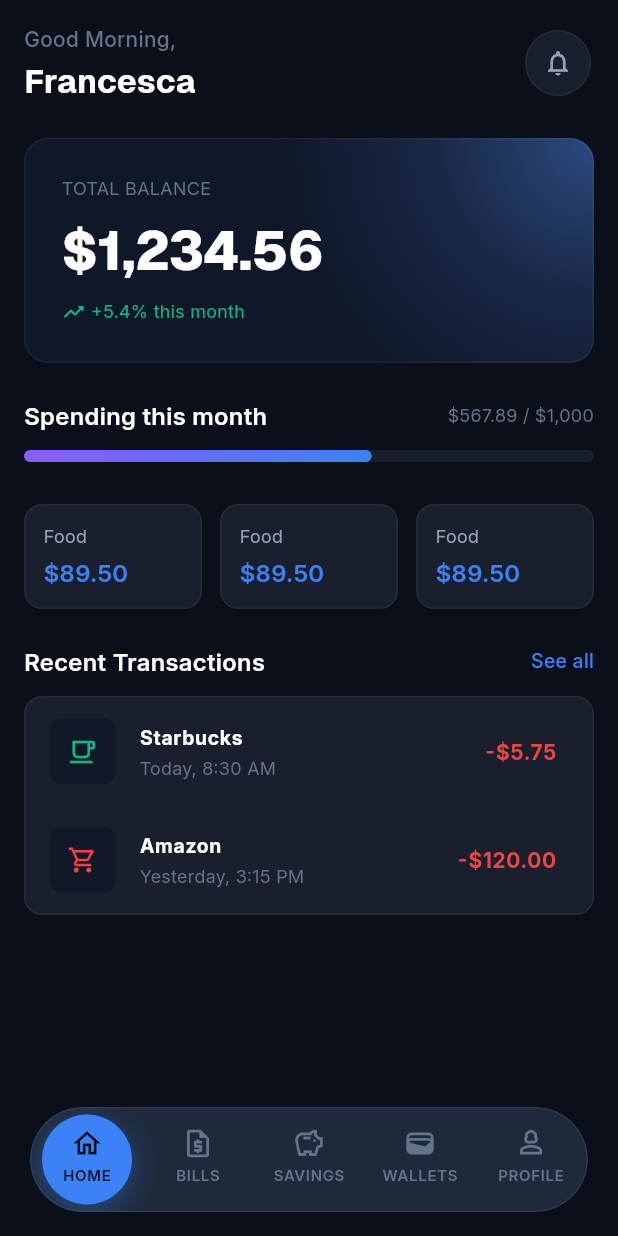
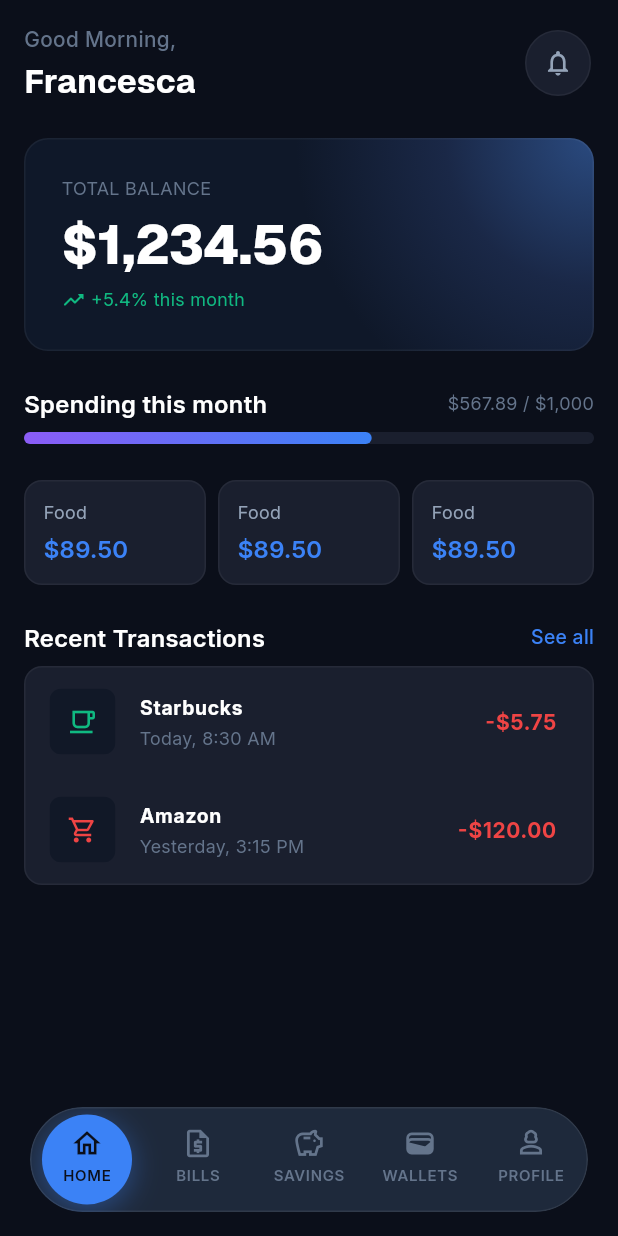
Before and after one commit to francescaac190/myfinanceapp, a Flutter app: the screen it shows after launch, on a phone screen of 412 x 824 dp. Run offline on Flutter 3.47's test engine with Material 3 defaults, Android fonts, the phone set to English and light mode, and no system bars; our stand-ins replace fl_chart, go_router; project files that could hold a hidden picture were left out.

Commit message:
feat: implement app spacing utility and update widget layouts for consistency

```diff
--- a/lib/core/index.dart
+++ b/lib/core/index.dart
@@ -6,3 +6,4 @@ export 'theme/app_colors.dart';
 export 'theme/app_text_styles.dart';
 export 'widgets/gradient_card.dart';
 export 'widgets/pie_cart.dart';
+export 'theme/app_spacing.dart';
--- /dev/null
+++ b/lib/core/theme/app_spacing.dart
@@ -0,0 +1,169 @@
+import 'package:flutter/widgets.dart';
+
+/// ============================================================================
+/// APP SPACING
+/// ----------------------------------------------------------------------------
+/// All padding, margin, and gap values should be referenced from this file.
+///
+/// Scale: t-shirt sizes, doubling rhythm
+///   xs  =  4  → tight gaps between adjacent icons/text
+///   sm  =  8  → inner chip padding, between label and value
+///   md  = 16  → standard card padding, default list gap (most common)
+///   lg  = 24  → section spacing, screen horizontal padding
+///   xl  = 32  → between major sections, above primary CTAs
+///   xxl = 48  → hero sections, empty-state illustrations
+///   xxxl= 64  → rare, top/bottom of onboarding screens
+///
+/// Usage:
+///   Container(padding: EdgeInsets.all(AppSpacing.md))
+///   SizedBox(height: AppSpacing.lg)
+///   AppSpacing.gapMd  (pre-built SizedBox shortcuts)
+/// ============================================================================
+class AppSpacing {
+  AppSpacing._();
+
+  // ---------------------------------------------------------------------------
+  // RAW VALUES
+  // ---------------------------------------------------------------------------
+
+  /// 4px — tight gap between adjacent icon and label, chip internal.
+  static const double xs = 4;
+
+  /// 8px — small inner padding, gap between two closely related elements.
+  static const double sm = 8;
+
+  /// 16px — default card padding, default list item gap. The workhorse.
+  static const double md = 16;
+
+  /// 24px — section gap, default screen horizontal padding.
+  static const double lg = 24;
+
+  /// 32px — large section separation, above primary CTAs.
+  static const double xl = 32;
+
+  /// 48px — hero spacing, between major content blocks.
+  static const double xxl = 48;
+
+  /// 64px — onboarding vertical rhythm, splash screen.
+  static const double xxxl = 64;
+
+  // ---------------------------------------------------------------------------
+  // SEMANTIC ALIASES
+  // ---------------------------------------------------------------------------
+  // Use these when the intent is clearer than the size.
+
+  /// 24px — standard horizontal padding inside a screen (left/right edges).
+  static const double screenHorizontal = lg;
+
+  /// 16px — standard vertical padding between stacked cards or list items.
+  static const double screenVertical = md;
+
+  /// 16px — default padding inside an AppCard.
+  static const double cardPadding = md;
+
+  /// 12px — inner padding for compact chips and pills.
+  static const double chipPadding = 12;
+
+  /// 56px — standard tappable height (buttons, list tiles). Exceeds the
+  /// minimum 48px accessibility target while staying comfortable on mobile.
+  static const double tapTarget = 56;
+
+  /// 48px — minimum accessibility tap target size. Never go below this.
+  static const double minTapTarget = 48;
+
+  /// 64px — height of the bottom navigation bar.
+  static const double bottomNavHeight = 64;
+
+  /// 56px — height of the app bar (standard Material).
+  static const double appBarHeight = 56;
+
+  // ---------------------------------------------------------------------------
+  // PRE-BUILT EDGE INSETS
+  // ---------------------------------------------------------------------------
+  // Shortcuts for the most common padding patterns.
+  // Use these instead of typing EdgeInsets.all(AppSpacing.md) everywhere.
+
+  static const EdgeInsets allXs = EdgeInsets.all(xs);
+  static const EdgeInsets allSm = EdgeInsets.all(sm);
+  static const EdgeInsets allMd = EdgeInsets.all(md);
+  static const EdgeInsets allLg = EdgeInsets.all(lg);
+
+  /// Standard screen edge padding: 24px horizontal, 16px vertical.
+  static const EdgeInsets screen = EdgeInsets.symmetric(
+    horizontal: screenHorizontal,
+    vertical: screenVertical,
+  );
+
+  /// Screen horizontal padding only (useful for ListView content).
+  static const EdgeInsets screenHorizontalOnly = EdgeInsets.symmetric(
+    horizontal: screenHorizontal,
+  );
+
+  /// Standard card inner padding.
+  static const EdgeInsets card = EdgeInsets.all(cardPadding);
+
+  /// Compact card padding (for dense list items, small cards).
+  static const EdgeInsets cardCompact = EdgeInsets.symmetric(
+    horizontal: md,
+    vertical: sm,
+  );
+
+  // ---------------------------------------------------------------------------
+  // PRE-BUILT GAP WIDGETS
+  // ---------------------------------------------------------------------------
+  // Drop-in SizedBox shortcuts. Use in Column/Row children lists.
+  //
+  // Example:
+  //   Column(children: [
+  //     TotalBalanceCard(),
+  //     AppSpacing.gapMd,
+  //     SpendingCard(),
+  //     AppSpacing.gapLg,
+  //     RecentTransactionsList(),
+  //   ])
+
+  /// Vertical gap of 4px.
+  static const Widget gapXs = SizedBox(height: xs);
+
+  /// Vertical gap of 8px.
+  static const Widget gapSm = SizedBox(height: sm);
+
+  /// Vertical gap of 16px — most common.
+  static const Widget gapMd = SizedBox(height: md);
+
+  /// Vertical gap of 24px.
+  static const Widget gapLg = SizedBox(height: lg);
+
+  /// Vertical gap of 32px.
+  static const Widget gapXl = SizedBox(height: xl);
+
+  /// Vertical gap of 48px.
+  static const Widget gapXxl = SizedBox(height: xxl);
+
+  /// Horizontal gap of 4px.
+  static const Widget hGapXs = SizedBox(width: xs);
+
+  /// Horizontal gap of 8px.
+  static const Widget hGapSm = SizedBox(width: sm);
+
+  /// Horizontal gap of 16px — most common.
+  static const Widget hGapMd = SizedBox(width: md);
+
+  /// Horizontal gap of 24px.
+  static const Widget hGapLg = SizedBox(width: lg);
+
+  /// Horizontal gap of 32px.
+  static const Widget hGapXl = SizedBox(width: xl);
+
+  // ---------------------------------------------------------------------------
+  // DYNAMIC HELPERS
+  // ---------------------------------------------------------------------------
+  // For cases where the size needs to be computed (not const).
+
+  /// Returns a vertical SizedBox of arbitrary height.
+  /// Prefer the gap* constants above when the value is one of the standard tokens.
+  static SizedBox vGap(double height) => SizedBox(height: height);
+
+  /// Returns a horizontal SizedBox of arbitrary width.
+  static SizedBox hGap(double width) => SizedBox(width: width);
+}
--- a/lib/features/bills/presentation/screens/bills_screen.dart
+++ b/lib/features/bills/presentation/screens/bills_screen.dart
@@ -28,50 +28,63 @@ class BillsScreen extends StatelessWidget {
                     style: AppTextStyles.bodySmall
                         .copyWith(color: AppColors.textMuted),
                   ),
-                  SizedBox(height: 8),
+                  AppSpacing.gapXs,
                   Text(
                     r'$120.00',
                     style: AppTextStyles.displayMedium,
                   ),
-                  SizedBox(height: 8),
+                  AppSpacing.gapXs,
                   Row(
                     mainAxisAlignment: MainAxisAlignment.spaceEvenly,
                     children: [
-                      Text(r'Paid: $80.00',
+                      Text(
+                        r'Paid: $80.00',
                         style: AppTextStyles.bodyMedium.copyWith(
                           fontWeight: FontWeight.w600,
-                              color: AppColors.accentGreen,),),
-                      Text(r'Pending: $1080.00',
+                          color: AppColors.accentGreen,
+                        ),
+                      ),
+                      Text(
+                        r'Pending: $1080.00',
                         style: AppTextStyles.bodyMedium.copyWith(
                           fontWeight: FontWeight.w600,
-                              color: AppColors.accentAmber,),),
+                          color: AppColors.accentAmber,
+                        ),
+                      ),
                     ],
                   ),
                 ],
-              ),),
+              ),
+            ),
             DonationPieChart(
-                // size: 120,
               items: [
                 PieChartItem(
-                      label: 'Rent', value: 4500, color: AppColors.accentBlue,),
+                  label: 'Rent',
+                  value: 4500,
+                  color: AppColors.accentBlue,
+                ),
                 PieChartItem(
                   label: 'Utilities',
                   value: 2800,
-                      color: AppColors.accentPurple,),
+                  color: AppColors.accentPurple,
+                ),
                 PieChartItem(
                   label: 'Subscriptions',
                   value: 3200,
-                      color: AppColors.accentGreen,),
+                  color: AppColors.accentGreen,
+                ),
                 PieChartItem(
                   label: 'Insurance',
                   value: 1500,
-                      color: AppColors.accentAmber,),
+                  color: AppColors.accentAmber,
+                ),
               ],
             ),
-              SizedBox(height: 16),
+            AppSpacing.gapMd,
             BillsList(),
           ],
         ),
-        ),);
+      ),
+    );
   }
 }
--- a/lib/features/bills/presentation/widgets/billls_list.dart
+++ b/lib/features/bills/presentation/widgets/billls_list.dart
@@ -11,12 +11,13 @@ class BillsList extends StatelessWidget {
   @override
   Widget build(BuildContext context) {
     return Column(
+      crossAxisAlignment: CrossAxisAlignment.start,
       children: [
         Text(
           'Upcoming Bills',
           style: AppTextStyles.titleSmall,
         ),
-        SizedBox(height: 8),
+        AppSpacing.gapMd,
         Container(
           // height: 100,
           decoration: BoxDecoration(
--- a/lib/features/home/presentation/screens/home_screen.dart
+++ b/lib/features/home/presentation/screens/home_screen.dart
@@ -1,4 +1,5 @@
 import 'package:flutter/material.dart';
+import 'package:myfinanceapp/core/index.dart';
 import 'package:myfinanceapp/features/home/presentation/widgets/balance_card.dart';
 import 'package:myfinanceapp/features/home/presentation/widgets/home_header.dart';
 import 'package:myfinanceapp/features/home/presentation/widgets/spending_balance.dart';
@@ -17,16 +18,16 @@ class HomeScreen extends StatelessWidget {
         child: Column(
           children: const [
             HomeHeader(userName: 'Francesca'),
-            SizedBox(height: 24),
+            AppSpacing.gapLg,
             BalanceCard(
               balance: r'$1,234.56',
               change: ' +5.4%',
             ),
-            SizedBox(height: 24),
+            AppSpacing.gapLg,
             SpendingBalance(),
-            SizedBox(height: 16),
+            AppSpacing.gapMd,
             SpendingCardList(),
-            SizedBox(height: 24),
+            AppSpacing.gapLg,
             TransactionList(),
           ],
         ),
--- a/lib/features/home/presentation/widgets/balance_card.dart
+++ b/lib/features/home/presentation/widgets/balance_card.dart
@@ -3,7 +3,9 @@ import 'package:myfinanceapp/core/index.dart';
 
 class BalanceCard extends StatelessWidget {
   const BalanceCard({
-    required this.balance, required this.change, super.key,
+    required this.balance,
+    required this.change,
+    super.key,
   });
   final String balance;
   final String change;
@@ -18,12 +20,12 @@ class BalanceCard extends StatelessWidget {
             'TOTAL BALANCE',
             style: AppTextStyles.bodySmall.copyWith(color: AppColors.textMuted),
           ),
-          SizedBox(height: 12),
+          AppSpacing.gapSm,
           Text(
             balance,
             style: AppTextStyles.displayMedium,
           ),
-          SizedBox(height: 12),
+          AppSpacing.gapSm,
           Row(
             children: [
               Icon(
--- a/lib/features/home/presentation/widgets/home_header.dart
+++ b/lib/features/home/presentation/widgets/home_header.dart
@@ -4,7 +4,8 @@ import 'package:myfinanceapp/core/index.dart';
 
 class HomeHeader extends StatelessWidget {
   const HomeHeader({
-    required this.userName, super.key,
+    required this.userName,
+    super.key,
   });
   final String userName;
 
@@ -21,7 +22,7 @@ class HomeHeader extends StatelessWidget {
               style:
                   AppTextStyles.bodyLarge.copyWith(color: AppColors.textMuted),
             ),
-            SizedBox(height: 4),
+            AppSpacing.gapXs,
             Text(
               userName,
               style: AppTextStyles.headlineSmall,
@@ -46,7 +47,8 @@ class HomeHeader extends StatelessWidget {
             Icons.notifications_outlined,
             color: AppColors.textSecondary,
             size: 20,
-            ),),
+          ),
+        ),
       ],
     );
   }
--- a/lib/features/home/presentation/widgets/spending_balance.dart
+++ b/lib/features/home/presentation/widgets/spending_balance.dart
@@ -16,16 +16,18 @@ class SpendingBalance extends StatelessWidget {
           mainAxisAlignment: MainAxisAlignment.spaceBetween,
           children: [
             Text('Spending this month', style: AppTextStyles.titleSmall),
-            SizedBox(height: 12),
-            Text(r'$567.89 / $1,000',
-                style: AppTextStyles.bodySmall.copyWith(
-                  color: AppColors.textMuted,
-                ),),
+            AppSpacing.gapSm,
+            Text(
+              r'$567.89 / $1,000',
+              style: AppTextStyles.bodySmall.copyWith(
+                color: AppColors.textMuted,
+              ),
+            ),
           ],
         ),
-        SizedBox(height: 12),
+        AppSpacing.gapSm,
         GradientProgressBar(progress: 0.61),
-        SizedBox(height: 12),
+        AppSpacing.gapSm,
       ],
     );
   }
--- a/lib/features/home/presentation/widgets/spending_card.dart
+++ b/lib/features/home/presentation/widgets/spending_card.dart
@@ -11,9 +11,9 @@ class SpendingCardList extends StatelessWidget {
     return Row(
       children: const [
         SpendingCard(),
-        SizedBox(width: 12),
+        AppSpacing.hGapSm,
         SpendingCard(),
-        SizedBox(width: 12),
+        AppSpacing.hGapSm,
         SpendingCard(),
       ],
     );
@@ -29,7 +29,6 @@ class SpendingCard extends StatelessWidget {
   Widget build(BuildContext context) {
     return Expanded(
       child: Container(
-        // width: 200,
         padding: EdgeInsets.all(12),
         decoration: BoxDecoration(
           color: AppColors.bgCard,
@@ -41,14 +40,17 @@ class SpendingCard extends StatelessWidget {
         child: Column(
           crossAxisAlignment: CrossAxisAlignment.start,
           children: [
-            Text('Food',
-                style: AppTextStyles.bodySmall
-                    .copyWith(color: AppColors.textSecondary),),
-            // TextStyle(fontSize: 14, color: AppColors.textSecondary)),
-            SizedBox(height: 4),
-            Text(r'$89.50',
-                style: AppTextStyles.titleSmall
-                    .copyWith(color: AppColors.accentBlue, fontSize: 16),),
+            Text(
+              'Food',
+              style: AppTextStyles.bodySmall
+                  .copyWith(color: AppColors.textSecondary),
+            ),
+            AppSpacing.gapXs,
+            Text(
+              r'$89.50',
+              style: AppTextStyles.titleSmall
+                  .copyWith(color: AppColors.accentBlue, fontSize: 16),
+            ),
           ],
         ),
       ),
--- a/lib/features/home/presentation/widgets/transaction_list.dart
+++ b/lib/features/home/presentation/widgets/transaction_list.dart
@@ -19,17 +19,18 @@ class TransactionList extends StatelessWidget {
               'Recent Transactions',
               style: AppTextStyles.titleSmall,
             ),
-            Text('See all',
+            Text(
+              'See all',
               style: AppTextStyles.bodySmall.copyWith(
                 color: AppColors.accentBlue,
                 fontSize: 13,
                 fontWeight: FontWeight.w500,
-                ),),
+              ),
+            ),
           ],
         ),
-        SizedBox(height: 12),
+        AppSpacing.gapSm,
         Container(
-          // height: 100,
           decoration: BoxDecoration(
             color: AppColors.bgCard,
             borderRadius: BorderRadius.circular(12),
@@ -96,19 +97,26 @@ class TransactionItem extends StatelessWidget {
           child: Icon(icon, color: iconColor, size: 20),
         ),
       ),
-      title: Text(title,
+      title: Text(
+        title,
         style: AppTextStyles.bodyMedium.copyWith(
           fontWeight: FontWeight.w700,
-          ),),
-      subtitle: Text(subtitle,
+        ),
+      ),
+      subtitle: Text(
+        subtitle,
         style: AppTextStyles.bodySmall.copyWith(
           color: AppColors.textMuted,
-          ),),
-      trailing: Text(amount,
+        ),
+      ),
+      trailing: Text(
+        amount,
         style: AppTextStyles.bodySmall.copyWith(
           fontSize: 14,
           fontWeight: FontWeight.bold,
-              color: AppColors.accentRed,),),
+          color: AppColors.accentRed,
+        ),
+      ),
     );
   }
 }
```
Lines whose indentation alone changed are shown as unchanged.
